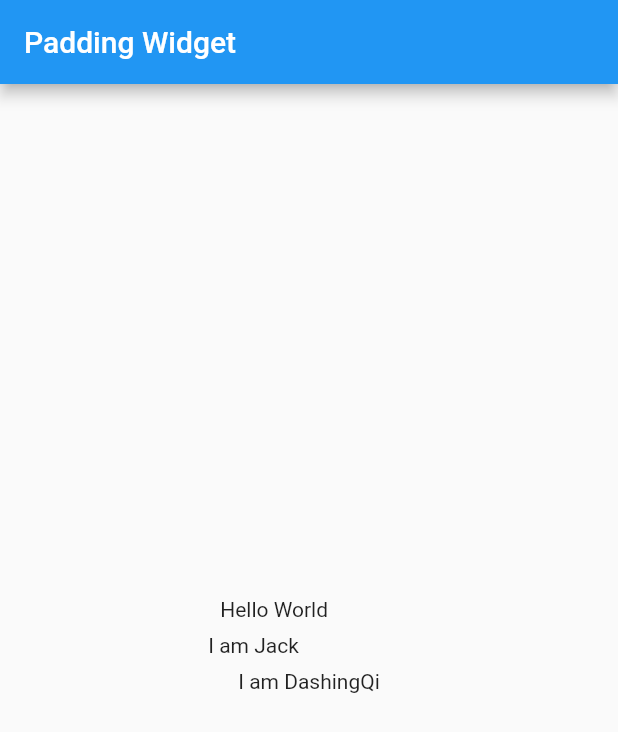
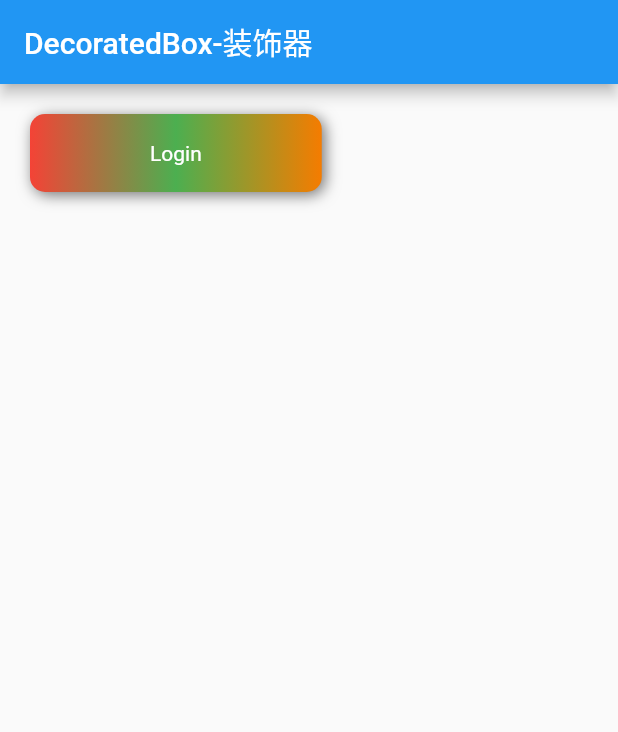
Before and after one commit to dashingqi/DQFlutter, a Flutter app: the screen it shows after launch, on a phone screen of 412 x 824 dp. Shown: the top 732 px of the screen. Run offline on Flutter 3.47's test engine with Material 2 defaults, Android fonts, the phone set to English and light mode, and no system bars.

Commit message:
【Flutter】【update DecoratedBox】

```diff
--- /dev/null
+++ b/lib/container-widget/decoratedbox.dart
@@ -0,0 +1,49 @@
+import 'package:flutter/material.dart';
+
+class DecoratedBoxWidget extends StatefulWidget {
+  const DecoratedBoxWidget({super.key});
+
+  @override
+  State<StatefulWidget> createState() {
+    return _DecoratedBoxWidgetState();
+  }
+}
+
+class _DecoratedBoxWidgetState extends State<DecoratedBoxWidget> {
+  @override
+  Widget build(BuildContext context) {
+    return Scaffold(
+        appBar: AppBar(
+          title: const Text("DecoratedBox-装饰器"),
+        ),
+        body: Padding(
+            padding: const EdgeInsets.fromLTRB(20.0, 20.0, 0, 0),
+            child: Column(
+              children: [
+                DecoratedBox(
+                  decoration: BoxDecoration(
+                      gradient: LinearGradient(colors: [
+                        Colors.red,
+                        Colors.green,
+                        Colors.orange.shade700
+                      ]),
+                      borderRadius: BorderRadius.circular(10.0),
+                      boxShadow: const [
+                        BoxShadow(
+                            color: Colors.black54,
+                            offset: Offset(2.0, 2.0),
+                            blurRadius: 8.0)
+                      ]),
+                  child: const Padding(
+                    padding:
+                        EdgeInsets.symmetric(horizontal: 80.0, vertical: 18.0),
+                    child: Text(
+                      "Login",
+                      style: TextStyle(color: Colors.white),
+                    ),
+                  ),
+                )
+              ],
+            )));
+  }
+}
--- a/lib/main.dart
+++ b/lib/main.dart
@@ -8,6 +8,7 @@ import 'package:dq_flutter/widget/switchCheckbox.dart';
 import 'package:dq_flutter/widget/textfield.dart';
 import 'package:flutter/material.dart';
 
+import 'container-widget/decoratedbox.dart';
 import 'container-widget/padding.dart';
 import 'layout/align.dart';
 import 'layout/flex.dart';
@@ -29,7 +30,7 @@ class MyApp extends StatelessWidget {
       theme: ThemeData(
         primarySwatch: Colors.blue,
       ),
-      home: const PaddingWidget(),
+      home: const DecoratedBoxWidget(),
     );
   }
 }
@@ -59,6 +60,7 @@ class _MyHomePageState extends State<MyHomePage> {
         title: Text(widget.title),
       ),
       body: Center(
+
         child: Column(
           mainAxisAlignment: MainAxisAlignment.center,
           children: <Widget>[
```
